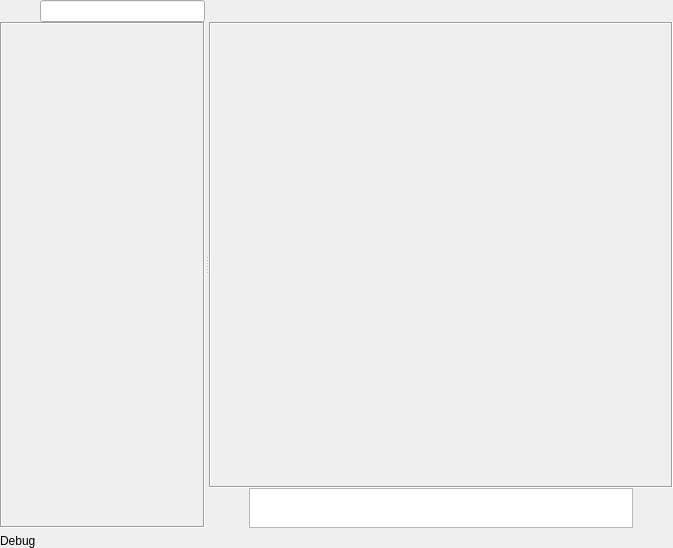
Before: the Qt Designer form mainwindow.ui in Augmeneco/AugBK-Messenger, drawn with Qt 5.
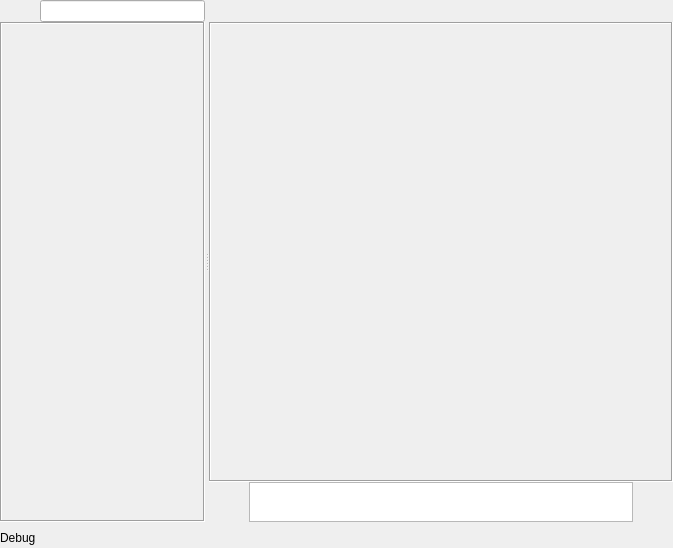
After: the same form once the commit is applied. Icons and pictures are not drawn.

Commit message: Исправлен размер дебаг логов в мобильном режиме

```diff
--- a/mainwindow.ui
+++ b/mainwindow.ui
@@ -118,7 +118,7 @@
                  <x>0</x>
                  <y>0</y>
                  <width>222</width>
-                 <height>481</height>
+                 <height>474</height>
                 </rect>
                </property>
                <layout class="QVBoxLayout" name="verticalLayout_5">
@@ -296,7 +296,7 @@
                  <x>0</x>
                  <y>0</y>
                  <width>434</width>
-                 <height>239</height>
+                 <height>235</height>
                 </rect>
                </property>
                <layout class="QVBoxLayout" name="verticalLayout_6">
@@ -533,11 +533,33 @@
        </property>
        <item>
         <widget class="QLabel" name="statusLogsLabel">
+         <property name="maximumSize">
+          <size>
+           <width>16777215</width>
+           <height>16777215</height>
+          </size>
+         </property>
          <property name="text">
           <string>Debug</string>
          </property>
+         <property name="wordWrap">
+          <bool>false</bool>
+         </property>
         </widget>
        </item>
+       <item>
+        <spacer name="horizontalSpacer">
+         <property name="orientation">
+          <enum>Qt::Horizontal</enum>
+         </property>
+         <property name="sizeHint" stdset="0">
+          <size>
+           <width>40</width>
+           <height>20</height>
+          </size>
+         </property>
+        </spacer>
+       </item>
       </layout>
      </widget>
     </item>
```
The commit also changes 2 other files.
